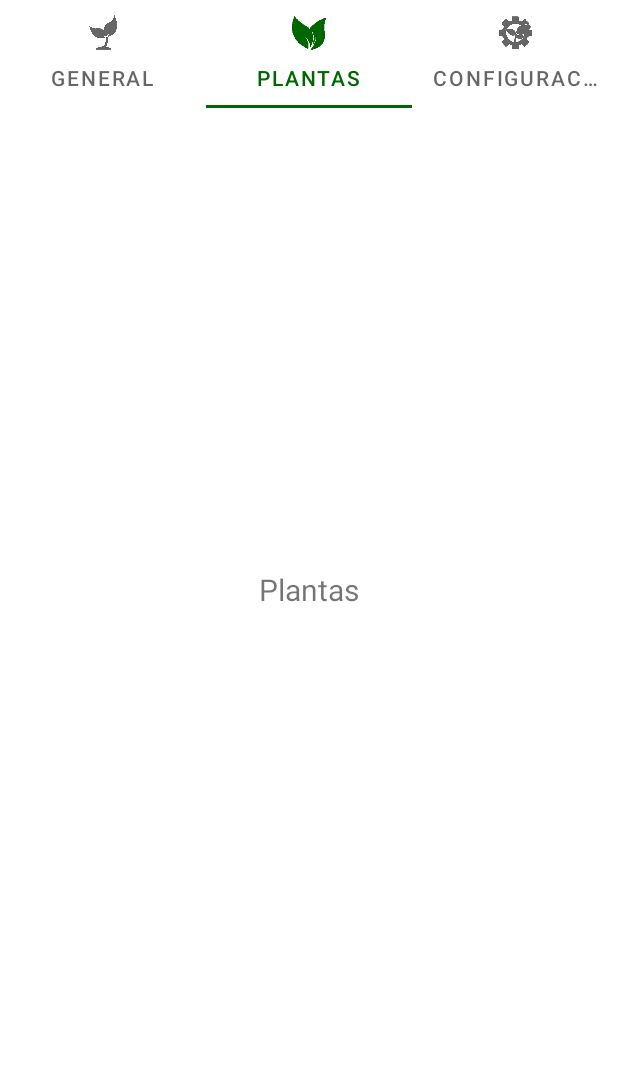
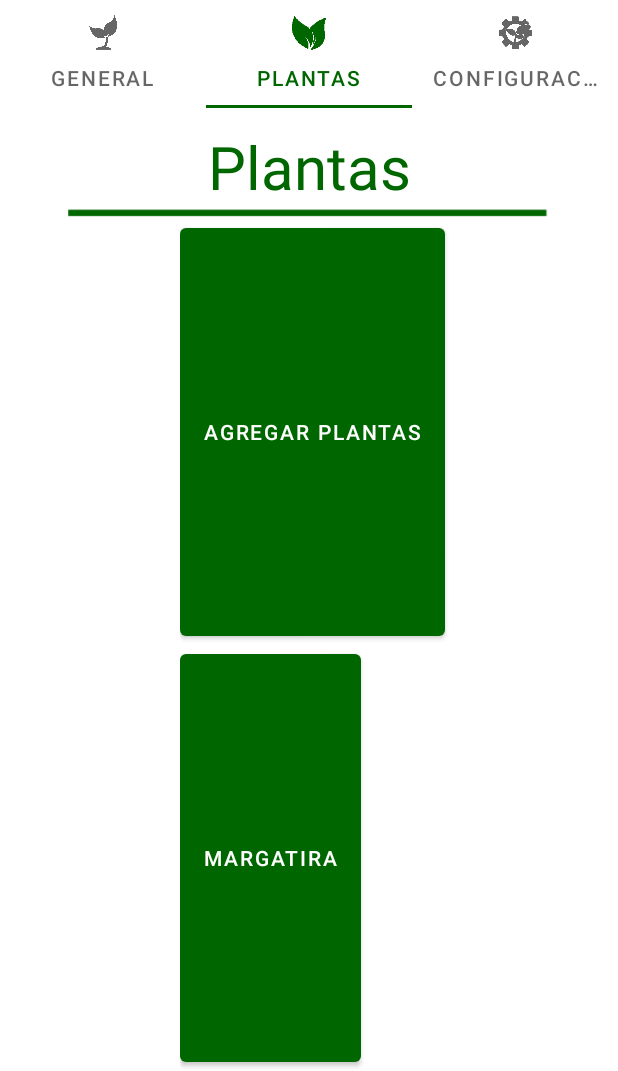
Before and after one commit to JohnTS13/IHM, an Android app: the screen it shows after launch (MainActivity), tab 2 chosen, on a phone screen of 412 x 824 dp, the part 165-1236 px from its top. Run offline under Robolectric (Android 15) with nearby library versions, the phone set to English and light mode, and no system bars.

Commit message:
Base de datos estructura

```diff
--- a/app/build.gradle
+++ b/app/build.gradle
@@ -36,6 +36,7 @@ dependencies {
     implementation 'androidx.lifecycle:lifecycle-livedata-ktx:2.3.1'
     implementation 'androidx.lifecycle:lifecycle-viewmodel-ktx:2.3.1'
     implementation 'androidx.legacy:legacy-support-v4:1.0.0'
+    implementation 'androidx.gridlayout:gridlayout:1.0.0'
     testImplementation 'junit:junit:4.+'
     androidTestImplementation 'androidx.test.ext:junit:1.1.2'
     androidTestImplementation 'androidx.test.espresso:espresso-core:3.3.0'
--- a/app/src/main/java/com/example/ihm/MainActivity.java
+++ b/app/src/main/java/com/example/ihm/MainActivity.java
@@ -1,6 +1,7 @@
 package com.example.ihm;
 
 import android.os.Bundle;
+import android.widget.Button;
 
 import com.example.ihm.Controlador.PagerController;
 import com.google.android.material.floatingactionbutton.FloatingActionButton;
@@ -18,6 +19,8 @@ public class MainActivity extends AppCompatActivity {
     private TabItem tab1, tab2, tab3;
     private PagerController pagerAdapter;
 
+    private Button insert, update, delete, view;
+
     @Override
     protected void onCreate(Bundle savedInstanceState) {
         super.onCreate(savedInstanceState);
@@ -29,6 +32,22 @@ public class MainActivity extends AppCompatActivity {
         tab1 = findViewById(R.id.tabGeneral);
         tab2 = findViewById(R.id.tabPlantas);
         tab3 = findViewById(R.id.tabConfiguraciones);
+
+        //variables de los campos para la base de datos
+        /*id_flor = findViewById(R.id.id_flor);
+        estado = findViewById(R.id.estado);
+        habilitador = findViewById(R.id.habilitador);
+        id_general = findViewById(R.id.id_general);
+        temperatura = findViewById(R.id.temperatura);
+        humedad = findViewById(R.id.humedad);*/
+
+        //Botones de acción de la base de datos
+        /*insert = findViewById(R.id.);
+        update = findViewById(R.id.);
+        delete = findViewById(R.id.);
+        view = findViewById(R.id.);
+        */
+        DatabaseHelper db = new DatabaseHelper(this,"chavas_garden", null,1);
 
         pagerAdapter = new PagerController(getSupportFragmentManager(), tabLayout.getTabCount());
         viewPager.setAdapter(pagerAdapter);
--- a/app/src/main/res/layout/fragment_plantas.xml
+++ b/app/src/main/res/layout/fragment_plantas.xml
@@ -1,16 +1,63 @@
 <?xml version="1.0" encoding="utf-8"?>
-<FrameLayout xmlns:android="http://schemas.android.com/apk/res/android"
+<LinearLayout xmlns:android="http://schemas.android.com/apk/res/android"
+    xmlns:app="http://schemas.android.com/apk/res-auto"
     xmlns:tools="http://schemas.android.com/tools"
     android:layout_width="match_parent"
     android:layout_height="match_parent"
-    tools:context=".Controlador.Plantas">
+    tools:context=".Controlador.Plantas"
+    android:orientation="vertical">
 
-    <!-- TODO: Update blank fragment layout -->
+
     <TextView
+        android:id="@+id/txtTituloPlantas4"
         android:layout_width="match_parent"
-        android:layout_height="match_parent"
+        android:layout_height="wrap_content"
+        android:gravity="center"
+        android:paddingTop="12sp"
         android:text="Plantas"
-        android:textSize="20sp"
-        android:gravity="center"/>/>
+        android:textColor="@color/purple_200"
+        android:textSize="40sp" />
 
-</FrameLayout>
+    <ImageView
+        android:id="@+id/imageView6"
+        android:layout_width="match_parent"
+        android:layout_height="wrap_content"
+        android:paddingLeft="45sp"
+        android:paddingRight="45sp"
+        android:src="@drawable/separador" />
+
+    <LinearLayout
+        android:layout_width="match_parent"
+        android:layout_height="180dp"
+        android:layout_weight="1"
+        android:orientation="vertical"
+        android:paddingLeft="120sp"
+        android:paddingRight="50sp">
+
+        <Button
+            android:id="@+id/button2"
+
+            android:layout_width="wrap_content"
+            android:layout_height="match_parent"
+
+            android:text="Agregar plantas" />
+    </LinearLayout>
+
+    <LinearLayout
+        android:layout_width="match_parent"
+        android:layout_height="180dp"
+        android:layout_weight="1"
+        android:orientation="vertical"
+        android:paddingLeft="120sp"
+        android:paddingRight="50sp">
+
+        <Button
+            android:id="@+id/button3"
+
+            android:layout_width="wrap_content"
+            android:layout_height="match_parent"
+
+            android:text="Margatira" />
+    </LinearLayout>
+
+</LinearLayout>
```
Also changed, not shown: app/src/main/java/com/example/ihm/DatabaseHelper.java (+74 -29 lines), app/src/main/res/drawable-v24/margarita.png (added).
